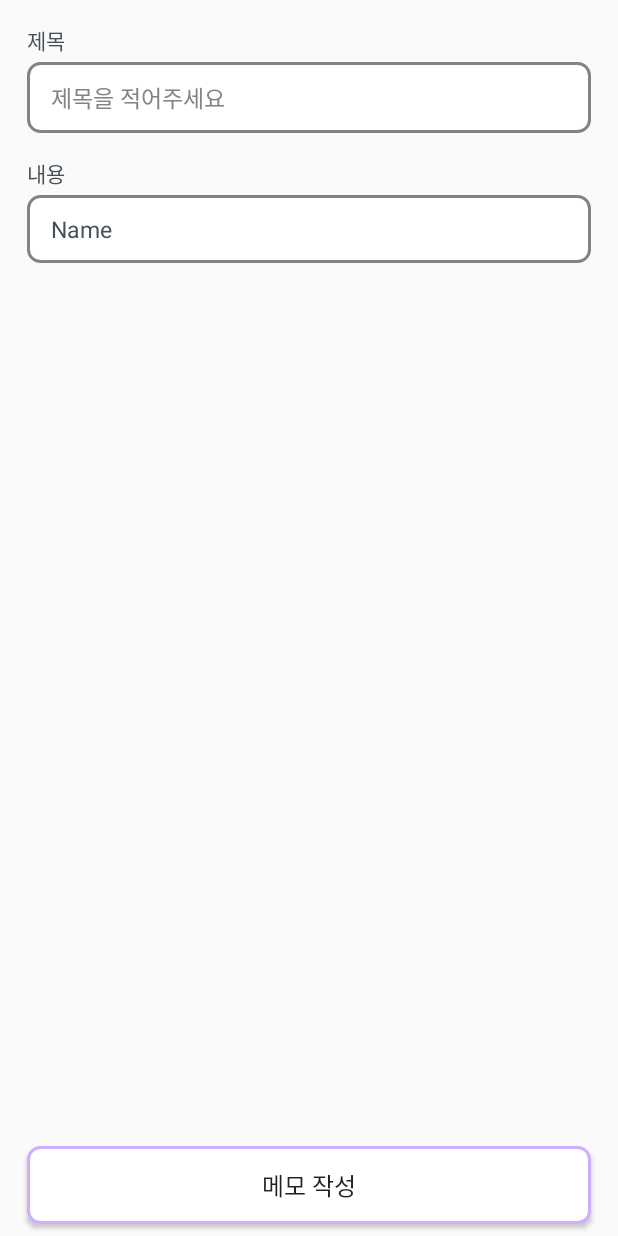
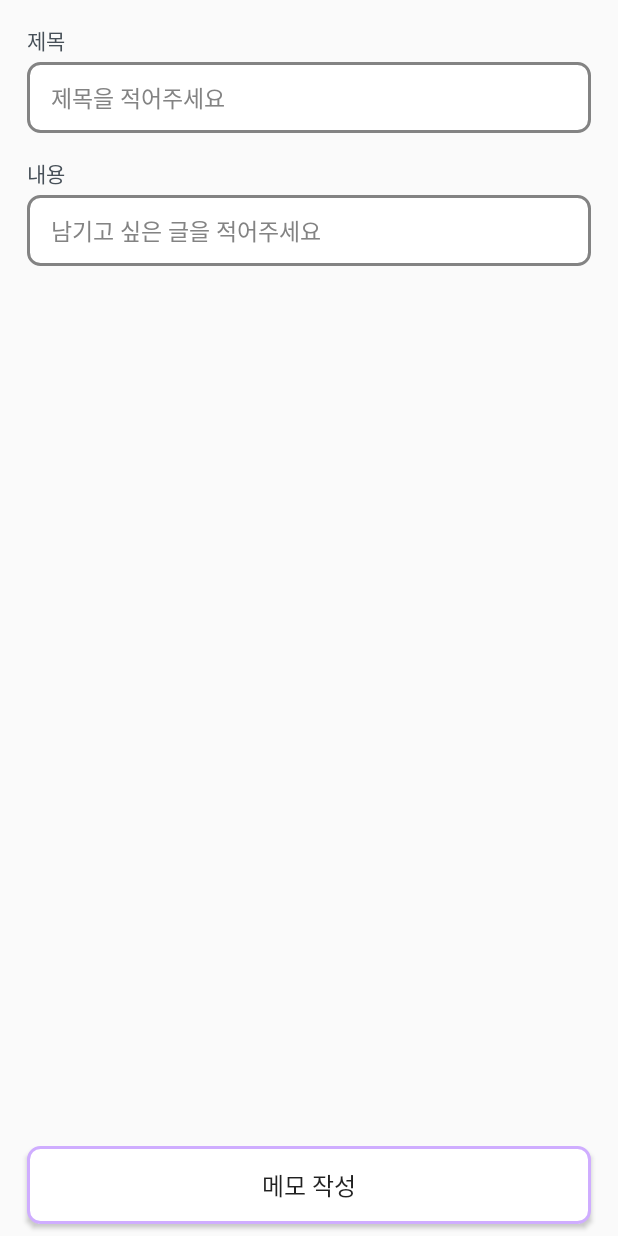
Before and after one commit to GowoonJ/Image-Note-App, an Android app: the layout layout_note.xml on its own in the app's theme, with its tools: preview values and no code run, on a phone screen of 412 x 824 dp. Run offline under Robolectric (Android 15) with nearby library versions, the phone set to English and light mode, and no system bars.

Commit message:
hint text 수정

```diff
--- a/app/src/main/res/layout/layout_note.xml
+++ b/app/src/main/res/layout/layout_note.xml
@@ -52,7 +52,7 @@
         style="@style/CustomEditTextStyle"
         android:ems="10"
         android:inputType="textPersonName"
-        android:text="Name"
+        android:hint="남기고 싶은 글을 적어주세요"
         app:layout_constraintEnd_toStartOf="@+id/guideline_end"
         app:layout_constraintStart_toStartOf="@+id/guideline_start"
         app:layout_constraintTop_toBottomOf="@+id/tv_note_context" />
```
